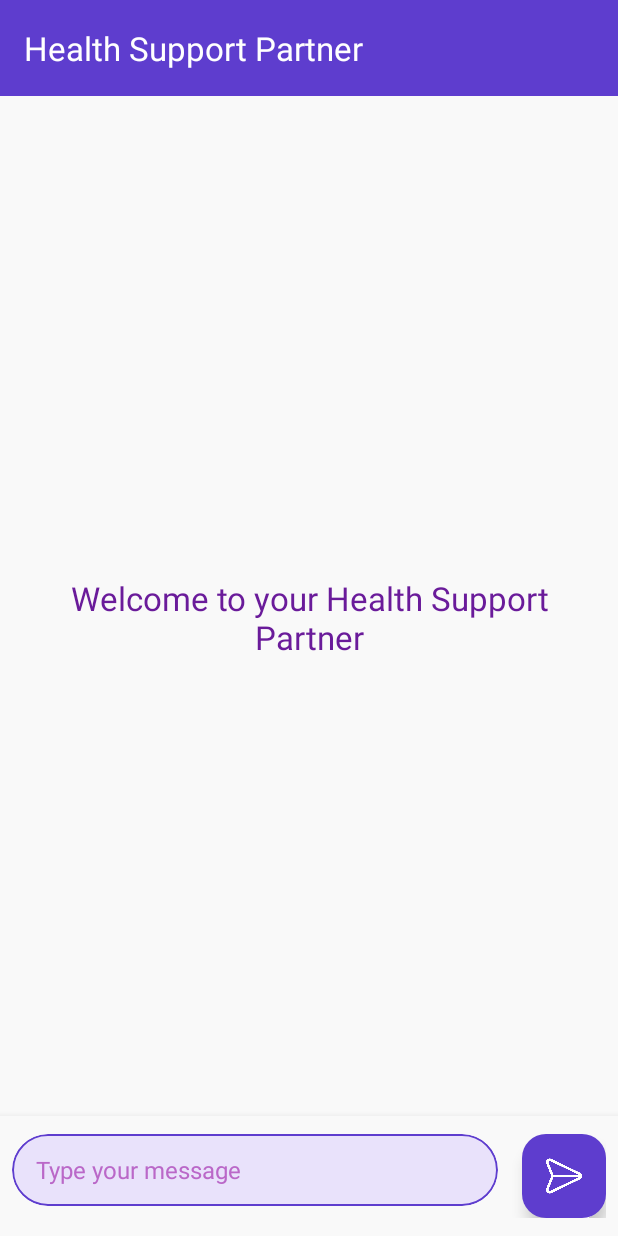
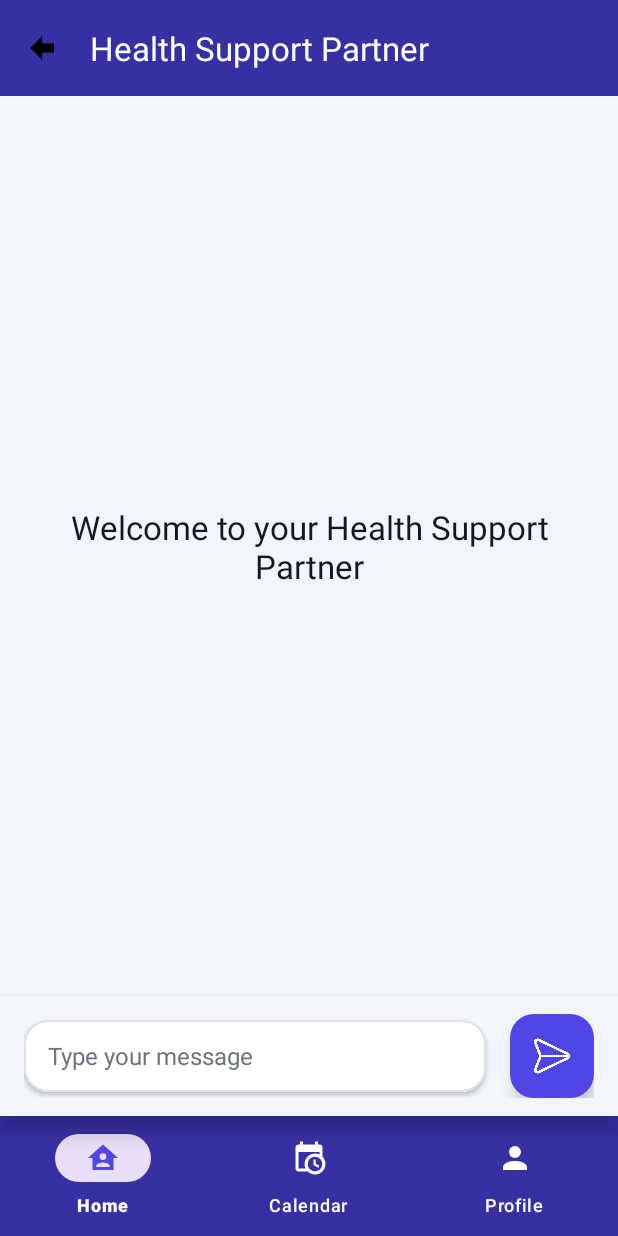
Before and after one commit to syed-muhammad-usman-zafar/MediTrack-SE, an Android app: the screen it shows after launch once a user with an empty profile is signed in (Chatgpt), after a tap on "LET'S CHAT", on a phone screen of 412 x 824 dp. Run offline under Robolectric (Android 15) with nearby library versions, the light colour scheme and no system bars; our stand-ins replace Firebase (no records; nobody signed in at launch, a user with empty details on screens opened directly).

Commit message:
Fixed frontend of chatbot to match the app layout

```diff
--- a/app/src/main/res/layout/activity_chatgpt.xml
+++ b/app/src/main/res/layout/activity_chatgpt.xml
@@ -1,77 +1,87 @@
 <?xml version="1.0" encoding="utf-8"?>
-<!-- Purple-themed Chat UI -->
-<RelativeLayout xmlns:android="http://schemas.android.com/apk/res/android"
+<!-- Updated Chat UI to match BMI Calculator theme -->
+<androidx.constraintlayout.widget.ConstraintLayout
+    xmlns:android="http://schemas.android.com/apk/res/android"
     xmlns:app="http://schemas.android.com/apk/res-auto"
     xmlns:tools="http://schemas.android.com/tools"
     android:id="@+id/main"
     android:layout_width="match_parent"
     android:layout_height="match_parent"
     android:windowSoftInputMode="adjustResize"
-    android:background="#F9F9F9"
+    android:background="@color/background_color"
     tools:context=".Chatgpt">
 
-    <!-- App Bar -->
-    <com.google.android.material.appbar.AppBarLayout
-        android:id="@+id/appbar"
-        android:layout_width="match_parent"
-        android:layout_height="wrap_content"
-        android:layout_alignParentTop="true"
-        android:background="#5E3DCE">
-
-        <com.google.android.material.appbar.MaterialToolbar
-            android:id="@+id/toolbar"
-            android:layout_width="match_parent"
-            android:layout_height="?attr/actionBarSize"
-            android:elevation="4dp"
-            app:title="Health Support Partner"
-            app:titleTextColor="#FFFFFF" />
-    </com.google.android.material.appbar.AppBarLayout>
+    <!-- Top App Bar -->
+    <androidx.appcompat.widget.Toolbar
+        android:id="@+id/toolbar"
+        android:layout_width="0dp"
+        android:layout_height="?attr/actionBarSize"
+        android:background="@color/primary_dark"
+        app:title="Health Support Partner"
+        app:titleTextColor="@color/white"
+        android:elevation="4dp"
+        app:navigationIcon="@drawable/ic_arrow_back"
+        app:layout_constraintTop_toTopOf="parent"
+        app:layout_constraintStart_toStartOf="parent"
+        app:layout_constraintEnd_toEndOf="parent" />
 
     <!-- RecyclerView for displaying messages -->
     <androidx.recyclerview.widget.RecyclerView
         android:id="@+id/recycler_view"
-        android:layout_width="match_parent"
-        android:layout_height="match_parent"
-        android:layout_above="@+id/bottom_layout"
-        android:layout_below="@+id/appbar"
+        android:layout_width="0dp"
+        android:layout_height="0dp"
         android:clipToPadding="false"
         android:paddingTop="12dp"
-        android:paddingBottom="16dp" />
+        android:paddingBottom="16dp"
+        app:layout_constraintTop_toBottomOf="@id/toolbar"
+        app:layout_constraintBottom_toTopOf="@id/bottom_layout"
+        app:layout_constraintStart_toStartOf="parent"
+        app:layout_constraintEnd_toEndOf="parent" />
 
     <!-- Welcome Text at the top - Only visible when chat is empty -->
     <TextView
         android:id="@+id/welcome_text"
-        android:layout_width="match_parent"
+        android:layout_width="0dp"
         android:layout_height="wrap_content"
-        android:layout_centerInParent="true"
         android:gravity="center"
         android:text="Welcome to your Health Support Partner"
         android:textSize="22sp"
-        android:textColor="#6A1B9A"
-        android:padding="24dp" />
+        android:textColor="@color/text_primary"
+        android:padding="24dp"
+        app:layout_constraintTop_toBottomOf="@id/toolbar"
+        app:layout_constraintBottom_toTopOf="@id/bottom_layout"
+        app:layout_constraintStart_toStartOf="parent"
+        app:layout_constraintEnd_toEndOf="parent" />
 
     <!-- Bottom Layout containing the EditText and Send Button -->
-    <RelativeLayout
+    <androidx.constraintlayout.widget.ConstraintLayout
         android:id="@+id/bottom_layout"
-        android:layout_width="match_parent"
+        android:layout_width="0dp"
         android:layout_height="wrap_content"
-        android:layout_alignParentBottom="true"
-        android:background="#F9F9F9"
+        android:background="@color/background_color"
         android:elevation="8dp"
-        android:paddingStart="8dp"
-        android:paddingEnd="8dp"
+        android:paddingStart="16dp"
+        android:paddingEnd="16dp"
         android:paddingTop="12dp"
-        android:paddingBottom="12dp">
+        android:paddingBottom="12dp"
+        app:layout_constraintBottom_toTopOf="@id/bottom_navigation"
+        app:layout_constraintStart_toStartOf="parent"
+        app:layout_constraintEnd_toEndOf="parent">
 
         <com.google.android.material.card.MaterialCardView
-            android:layout_width="match_parent"
+            android:id="@+id/message_card"
+            android:layout_width="0dp"
             android:layout_height="wrap_content"
-            android:layout_toStartOf="@+id/send_button"
-            android:layout_marginEnd="8dp"
-            app:cardCornerRadius="24dp"
-            app:cardElevation="0dp"
+            android:layout_marginEnd="16dp"
+            app:cardCornerRadius="16dp"
+            app:cardElevation="2dp"
             app:strokeWidth="1dp"
-            app:strokeColor="#5E3DCE">
+            app:strokeColor="#E0E0E0"
+            app:cardBackgroundColor="#FFFFFF"
+            app:layout_constraintStart_toStartOf="parent"
+            app:layout_constraintEnd_toStartOf="@+id/send_button"
+            app:layout_constraintTop_toTopOf="parent"
+            app:layout_constraintBottom_toBottomOf="parent">
 
             <EditText
                 android:id="@+id/message_edit_text"
@@ -79,8 +89,8 @@
                 android:layout_height="wrap_content"
                 android:background="@null"
                 android:hint="Type your message"
-                android:textColorHint="#BA68C8"
-                android:textColor="#5E3DCE"
+                android:textColorHint="@color/text_secondary"
+                android:textColor="@color/text_primary"
                 android:inputType="textMultiLine"
                 android:maxLines="5"
                 android:minHeight="48dp"
@@ -95,14 +105,27 @@
             android:id="@+id/send_button"
             android:layout_width="wrap_content"
             android:layout_height="wrap_content"
-            android:layout_alignParentEnd="true"
-            android:layout_centerVertical="true"
-            android:layout_marginStart="8dp"
             app:fabSize="normal"
-            android:backgroundTint="#5E3DCE"
-            app:tint="#FFFFFF"
+            android:backgroundTint="@color/primary_color"
+            app:tint="@color/white"
             android:contentDescription="Send message"
-            app:srcCompat="@drawable/send" />
-    </RelativeLayout>
+            app:srcCompat="@drawable/send"
+            app:layout_constraintEnd_toEndOf="parent"
+            app:layout_constraintTop_toTopOf="parent"
+            app:layout_constraintBottom_toBottomOf="parent" />
+    </androidx.constraintlayout.widget.ConstraintLayout>
 
-</RelativeLayout>
+    <!-- Bottom Navigation -->
+    <com.google.android.material.bottomnavigation.BottomNavigationView
+        android:id="@+id/bottom_navigation"
+        android:layout_width="0dp"
+        android:layout_height="wrap_content"
+        android:background="@color/primary_dark"
+        app:itemIconTint="@color/nav_item_color"
+        app:itemTextColor="@color/white"
+        app:menu="@menu/bottom_nav_menu"
+        app:layout_constraintBottom_toBottomOf="parent"
+        app:layout_constraintStart_toStartOf="parent"
+        app:layout_constraintEnd_toEndOf="parent"/>
+
+</androidx.constraintlayout.widget.ConstraintLayout>
```
